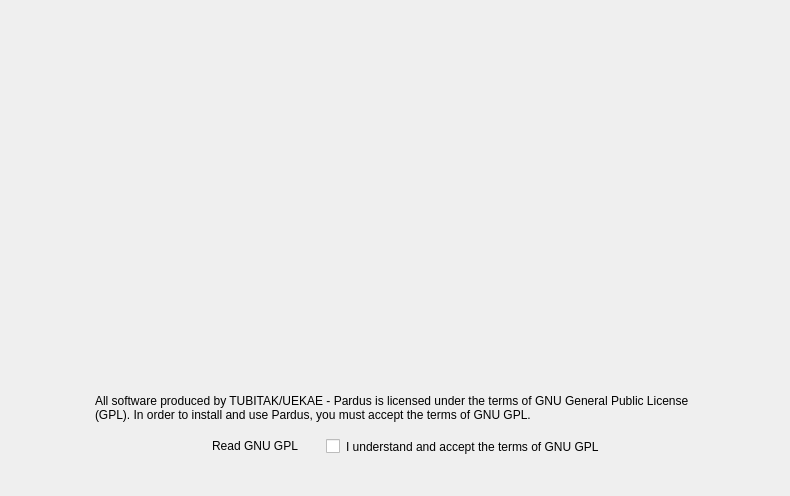
The window that branches/yali/yali-proximate/yali/gui/Ui/welcomewidget.ui (pars-linux/uludag) describes before a commit, drawn with Qt 5.
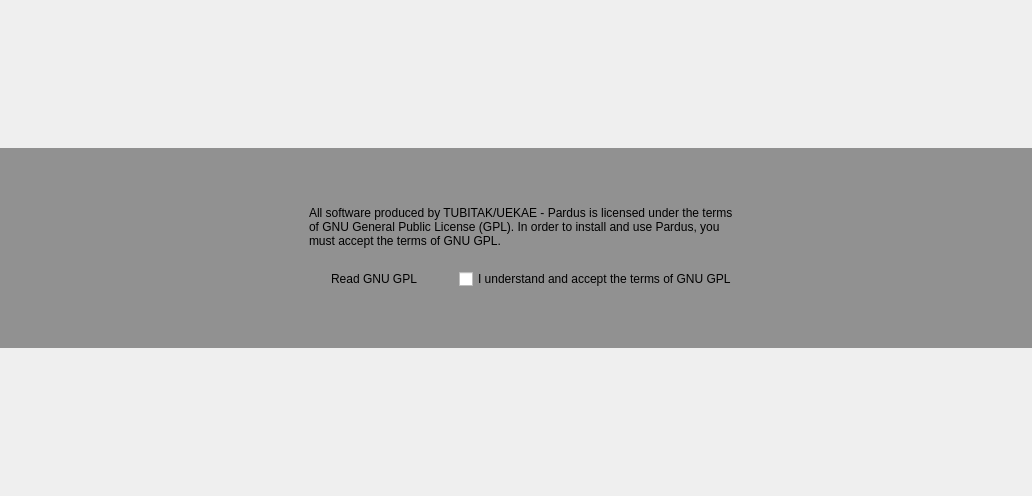
The same window after the commit. Icons and pictures are not drawn.

Patch:
```diff
--- a/branches/yali/yali-proximate/yali/gui/Ui/welcomewidget.ui
+++ b/branches/yali/yali-proximate/yali/gui/Ui/welcomewidget.ui
@@ -6,7 +6,7 @@
    <rect>
     <x>0</x>
     <y>0</y>
-    <width>790</width>
+    <width>1032</width>
     <height>496</height>
    </rect>
   </property>
@@ -14,40 +14,55 @@
    <string>Form1</string>
   </property>
   <layout class="QGridLayout">
-   <item row="0" column="3">
-    <spacer>
-     <property name="orientation">
-      <enum>Qt::Vertical</enum>
-     </property>
-     <property name="sizeType">
-      <enum>QSizePolicy::Expanding</enum>
+   <property name="margin">
+    <number>0</number>
+   </property>
+   <item row="0" column="0">
+    <widget class="QFrame" name="frame">
+     <property name="sizePolicy">
+      <sizepolicy hsizetype="Expanding" vsizetype="Maximum">
+       <horstretch>0</horstretch>
+       <verstretch>0</verstretch>
+      </sizepolicy>
      </property>
-     <property name="sizeHint" stdset="0">
+     <property name="minimumSize">
       <size>
-       <width>20</width>
-       <height>21</height>
+       <width>600</width>
+       <height>0</height>
       </size>
      </property>
-    </spacer>
-   </item>
-   <item row="1" column="0" colspan="3">
-    <spacer>
-     <property name="orientation">
-      <enum>Qt::Horizontal</enum>
-     </property>
-     <property name="sizeType">
-      <enum>QSizePolicy::Expanding</enum>
-     </property>
-     <property name="sizeHint" stdset="0">
+     <property name="maximumSize">
       <size>
-       <width>31</width>
-       <height>20</height>
+       <width>16777215</width>
+       <height>200</height>
       </size>
      </property>
-    </spacer>
-   </item>
-   <item row="1" column="3">
+     <property name="styleSheet">
+      <string notr="true">#frame{background-color: rgba(0,0,0,100)}</string>
+     </property>
+     <property name="frameShape">
+      <enum>QFrame::NoFrame</enum>
+     </property>
+     <property name="frameShadow">
+      <enum>QFrame::Raised</enum>
+     </property>
+     <layout class="QGridLayout" name="gridLayout_3">
+      <property name="topMargin">
+       <number>20</number>
+      </property>
+      <property name="bottomMargin">
+       <number>20</number>
+      </property>
+      <item row="0" column="1">
+       <layout class="QHBoxLayout" name="horizontalLayout_2">
+        <item>
     <widget class="QLabel" name="pix">
+          <property name="maximumSize">
+           <size>
+            <width>230</width>
+            <height>16777215</height>
+           </size>
+          </property>
      <property name="text">
       <string/>
      </property>
@@ -59,56 +74,38 @@
      </property>
     </widget>
    </item>
-   <item row="1" column="4" colspan="3">
-    <spacer>
-     <property name="orientation">
-      <enum>Qt::Horizontal</enum>
-     </property>
-     <property name="sizeType">
-      <enum>QSizePolicy::Expanding</enum>
-     </property>
-     <property name="sizeHint" stdset="0">
-      <size>
-       <width>31</width>
-       <height>20</height>
-      </size>
-     </property>
-    </spacer>
-   </item>
-   <item row="2" column="3">
-    <spacer>
+        <item>
+         <layout class="QVBoxLayout" name="verticalLayout">
+          <property name="spacing">
+           <number>20</number>
+          </property>
+          <property name="leftMargin">
+           <number>10</number>
+          </property>
+          <property name="rightMargin">
+           <number>10</number>
+          </property>
+          <item>
+           <spacer name="verticalSpacer">
      <property name="orientation">
       <enum>Qt::Vertical</enum>
      </property>
-     <property name="sizeType">
-      <enum>QSizePolicy::Expanding</enum>
-     </property>
      <property name="sizeHint" stdset="0">
       <size>
        <width>20</width>
-       <height>20</height>
+              <height>40</height>
       </size>
      </property>
     </spacer>
    </item>
-   <item row="3" column="0">
-    <spacer>
-     <property name="orientation">
-      <enum>Qt::Horizontal</enum>
-     </property>
-     <property name="sizeType">
-      <enum>QSizePolicy::Fixed</enum>
-     </property>
-     <property name="sizeHint" stdset="0">
-      <size>
-       <width>40</width>
-       <height>20</height>
-      </size>
-     </property>
-    </spacer>
-   </item>
-   <item row="3" column="1" colspan="5">
+          <item>
     <widget class="QLabel" name="disclamer">
+            <property name="lineWidth">
+             <number>1</number>
+            </property>
+            <property name="midLineWidth">
+             <number>0</number>
+            </property>
      <property name="text">
       <string>All software produced by TUBITAK/UEKAE - Pardus is licensed under the terms of GNU General Public License (GPL). In order to install and use Pardus, you must accept the terms of GNU GPL.</string>
      </property>
@@ -118,54 +115,19 @@
      <property name="wordWrap">
       <bool>true</bool>
      </property>
-    </widget>
-   </item>
-   <item row="3" column="6">
-    <spacer>
-     <property name="orientation">
-      <enum>Qt::Horizontal</enum>
-     </property>
-     <property name="sizeType">
-      <enum>QSizePolicy::Fixed</enum>
-     </property>
-     <property name="sizeHint" stdset="0">
-      <size>
-       <width>40</width>
-       <height>20</height>
-      </size>
-     </property>
-    </spacer>
-   </item>
-   <item row="4" column="0" colspan="2">
-    <spacer>
-     <property name="orientation">
-      <enum>Qt::Horizontal</enum>
-     </property>
-     <property name="sizeType">
-      <enum>QSizePolicy::Expanding</enum>
-     </property>
-     <property name="sizeHint" stdset="0">
-      <size>
-       <width>40</width>
-       <height>20</height>
-      </size>
-     </property>
-    </spacer>
-   </item>
-   <item row="4" column="2" colspan="3">
-    <layout class="QGridLayout">
+            <property name="indent">
+             <number>0</number>
+            </property>
+           </widget>
+          </item>
+          <item>
+           <layout class="QHBoxLayout" name="horizontalLayout">
      <property name="spacing">
-      <number>10</number>
-     </property>
-     <item row="0" column="0">
-      <widget class="QGroupBox" name="groupBox">
-       <property name="styleSheet">
-        <string notr="true">border:none;</string>
-       </property>
-       <property name="title">
-        <string/>
-       </property>
-       <layout class="QHBoxLayout">
+             <number>20</number>
+            </property>
+            <property name="bottomMargin">
+             <number>0</number>
+            </property>
         <item>
          <widget class="QPushButton" name="gplButton">
           <property name="minimumSize">
@@ -193,41 +155,52 @@
          </widget>
         </item>
        </layout>
-      </widget>
-     </item>
-    </layout>
-   </item>
-   <item row="4" column="5" colspan="2">
-    <spacer>
-     <property name="orientation">
-      <enum>Qt::Horizontal</enum>
-     </property>
-     <property name="sizeType">
-      <enum>QSizePolicy::Expanding</enum>
-     </property>
-     <property name="sizeHint" stdset="0">
-      <size>
-       <width>30</width>
-       <height>20</height>
-      </size>
-     </property>
-    </spacer>
-   </item>
-   <item row="5" column="3">
-    <spacer>
+          </item>
+          <item>
+           <spacer name="verticalSpacer_2">
      <property name="orientation">
       <enum>Qt::Vertical</enum>
      </property>
-     <property name="sizeType">
-      <enum>QSizePolicy::Fixed</enum>
-     </property>
      <property name="sizeHint" stdset="0">
       <size>
        <width>20</width>
+              <height>40</height>
+             </size>
+            </property>
+           </spacer>
+          </item>
+         </layout>
+        </item>
+       </layout>
+      </item>
+      <item row="0" column="2">
+       <spacer name="horizontalSpacer_2">
+        <property name="orientation">
+         <enum>Qt::Horizontal</enum>
+        </property>
+        <property name="sizeHint" stdset="0">
+         <size>
+          <width>40</width>
        <height>20</height>
       </size>
      </property>
     </spacer>
+      </item>
+      <item row="0" column="0">
+       <spacer name="horizontalSpacer">
+        <property name="orientation">
+         <enum>Qt::Horizontal</enum>
+        </property>
+        <property name="sizeHint" stdset="0">
+         <size>
+          <width>40</width>
+          <height>20</height>
+         </size>
+        </property>
+       </spacer>
+      </item>
+     </layout>
+    </widget>
    </item>
   </layout>
  </widget>
```
Left out of the diff: 6 changed lines with no effect on the pictures. Lines whose indentation alone changed are shown as unchanged.
